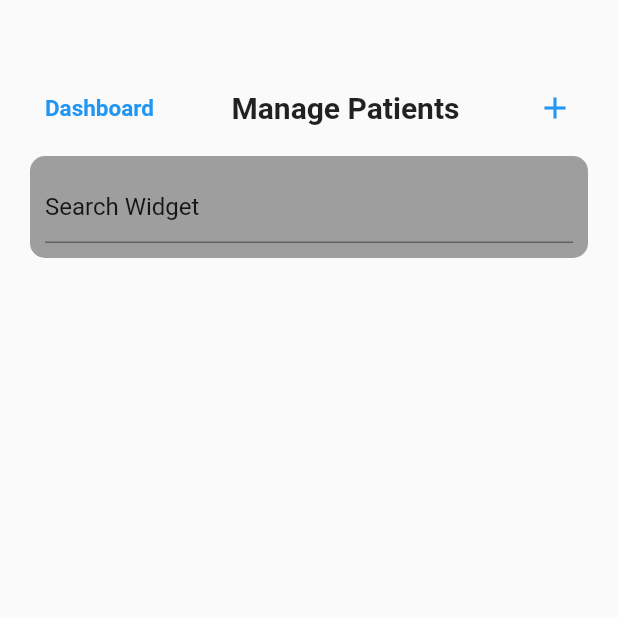
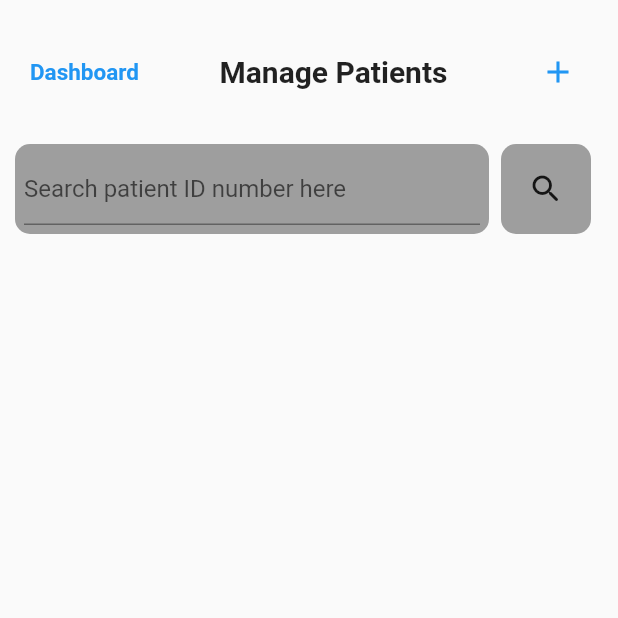
Before and after one commit to ryanjardine95/cloud-patient-management-app, a Flutter app: the screen it shows once a user with an empty profile is signed in, on a phone screen of 412 x 824 dp, the top half of it. Run offline on Flutter 3.47's test engine with Material 2 defaults, Android fonts, the phone set to English and light mode, and no system bars; our stand-ins replace cached_network_image, cloud_firestore, firebase_auth, firebase_core, firebase_storage, image_picker and 1 more; accounts and stored records are empty.

Commit message:
newest version 1.0.0

```diff
--- a/lib/Screens/addPatientReport.dart
+++ b/lib/Screens/addPatientReport.dart
@@ -9,9 +9,10 @@ import 'package:firebase_storage/firebase_storage.dart';
 import 'package:flutter/material.dart';
 
 class AddPatientReport extends StatefulWidget {
+  final patientId;
   final patientName;
   final patientSurname;
-  AddPatientReport(this.patientName, this.patientSurname);
+  AddPatientReport(this.patientName, this.patientSurname, this.patientId);
   @override
   _AddPatientReportState createState() => _AddPatientReportState();
 }
@@ -70,7 +71,7 @@ class _AddPatientReportState extends State<AddPatientReport> {
     await FirebaseFirestore.instance
         .collection('Patients')
         .doc(
-          '${widget.patientName}',
+          '${widget.patientId}',
         ).collection('File')
         .doc(DateTime.now().toString())
         .set({
@@ -83,7 +84,7 @@ class _AddPatientReportState extends State<AddPatientReport> {
     });
     Navigator.of(context).pushNamed(
       PatientDetailScreen.routeName,
-      arguments: widget.patientName.toString(),
+      arguments: widget.patientId.toString(),
     );
   }
 
@@ -153,7 +154,7 @@ class _AddPatientReportState extends State<AddPatientReport> {
                   ),
                 )
               : ReportForm(
-                  widget.patientName,
+                  widget.patientId,
                 ),
     );
   }
--- a/lib/Screens/managePatientsScreen.dart
+++ b/lib/Screens/managePatientsScreen.dart
@@ -10,12 +10,14 @@ class ManagePatients extends StatefulWidget {
 }
 
 class _ManagePatientsState extends State<ManagePatients> {
+  bool _isSearching = false;
   @override
   Widget build(BuildContext context) {
     int numberOfItems = 0;
     TextEditingController searchController = new TextEditingController();
 
     return Scaffold(
+      resizeToAvoidBottomInset: false,
       // appBar: AppBar(
       //   backgroundColor: Colors.white,
       //   // shape: RoundedRectangleBorder(
@@ -37,15 +39,15 @@ class _ManagePatientsState extends State<ManagePatients> {
       //   centerTitle: true,
       //   title: Text('Manage Patients'),
       // ),
-      body: Container(
+      body: SafeArea(
         child: Padding(
-          padding: const EdgeInsets.fromLTRB(20.0, 40.0, 20.0, 20.0),
+          padding: const EdgeInsets.fromLTRB(10.0, 10.0, 10.0, 10.0),
           child: Column(
             //mainAxisSize: MainAxisSize.min,
             //mainAxisAlignment: MainAxisAlignment.spaceAround,
             children: [
               SizedBox(
-                height: 10,
+                height: 8,
               ),
               Padding(
                 padding: const EdgeInsets.all(10.0),
@@ -72,12 +74,15 @@ class _ManagePatientsState extends State<ManagePatients> {
                         fontSize: 20.0,
                       ),
                     ),
-                    InkWell(
+                    Padding(
+                      padding: const EdgeInsets.all(8.0),
+                      child: InkWell(
                         onTap: () => Navigator.of(context)
                             .pushNamed(PatientAddScreen.routeName),
                         child: Icon(
                           Icons.add,
                           color: Colors.blue,
+                        ),
                       ),
                     ),
                   ],
@@ -86,20 +91,77 @@ class _ManagePatientsState extends State<ManagePatients> {
               SizedBox(
                 height: 10,
               ),
-              Container(
+              Row(
+                mainAxisSize: MainAxisSize.max,
+                mainAxisAlignment: MainAxisAlignment.spaceBetween,
+                children: [
+                  Expanded(
+                    child: Container(
                     decoration: BoxDecoration(
                       borderRadius: BorderRadius.circular(10.0),
                       color: Colors.grey,
                     ),
                     width: MediaQuery.of(context).size.width,
                     child: Padding(
-                  padding: const EdgeInsets.all(10.0),
+                      padding: const EdgeInsets.all(6.0),
                       child: TextFormField(
-                    initialValue: "Search ${Icon(Icons.search_rounded)}",
+                        // onTap: (){
+                        //   setState(() {
+                        //     _isSearching = true;
+                        //   });
+                        // },
+                        controller: searchController,
+                        validator: (value){
+                          if(value == null || value.length != 13){
+                            return "Please enter 13 digit id number";
+                          }else{
+                            return null;
+                          }
+                        },
+                        //initialValue: "Search ${Icons.search_rounded}",
+                        decoration: InputDecoration(
+                          hintText: "Search patient ID number here",
+                        ),
                         //controller: searchController,
 
                       ),
                     ),
+                ),
+                  ),
+                  Padding(
+                    padding: const EdgeInsets.all(8.0),
+                    child: Container(
+                      decoration: BoxDecoration(
+                        borderRadius: BorderRadius.circular(10.0),
+                        color: Colors.grey,
+                      ),
+                      child: Padding(
+                        padding: const EdgeInsets.all(6.0),
+                        child: IconButton(
+                            onPressed: (){
+                              setState(() {
+                                _isSearching = true;
+                              });
+                              if(FirebaseFirestore.instance
+                                  .collection('Patients')
+                                  .doc(searchController.value.toString()) == null){
+
+                              }else{
+                                Navigator.of(context).pushNamed(
+                                    PatientDetailScreen.routeName,
+                                    arguments: searchController.text
+                                );
+                              }
+                              setState(() {
+                                _isSearching = false;
+                              });
+                            },
+                            icon: Icon(Icons.search_rounded),
+                        ),
+                      ),
+                    ),
+                  ),
+                ]
               ),
               StreamBuilder(
                   stream: FirebaseFirestore.instance
@@ -113,7 +175,7 @@ class _ManagePatientsState extends State<ManagePatients> {
                     numberOfItems = patientData.length;
                     print(numberOfItems);
 
-                    return Padding(
+                    return _isSearching ? CircularProgressIndicator():Padding(
                       padding: EdgeInsets.all(0.0),
                       //width: deviceConfig.width - 150,
                       //height: deviceConfig.height - 40,
--- a/lib/Screens/patientDetailScreen.dart
+++ b/lib/Screens/patientDetailScreen.dart
@@ -47,7 +47,7 @@ class _PatientDetailScreenState extends State<PatientDetailScreen> {
     Future.delayed(Duration.zero, () {
       setState(() {
         var args = ModalRoute.of(context);
-        patientId = args == null ? '' : args.settings.arguments.toString();
+        patientId = args == null ? 'no valid patient' : args.settings.arguments.toString();
       });
       print(patientId);
       _getPatients(patientId);
@@ -168,6 +168,7 @@ class _PatientDetailScreenState extends State<PatientDetailScreen> {
                                   builder: (context) => AddPatientReport(
                                         patientName,
                                         patientSurname,
+                                    patientId,
                                       ),
                                   fullscreenDialog: false)),
                           tooltip: "Add Page to File",
```
Also changed, not shown: lib/widgets/reportForm.dart (+67 -58 lines), 1 other file. Lines whose indentation alone changed are shown as unchanged.
